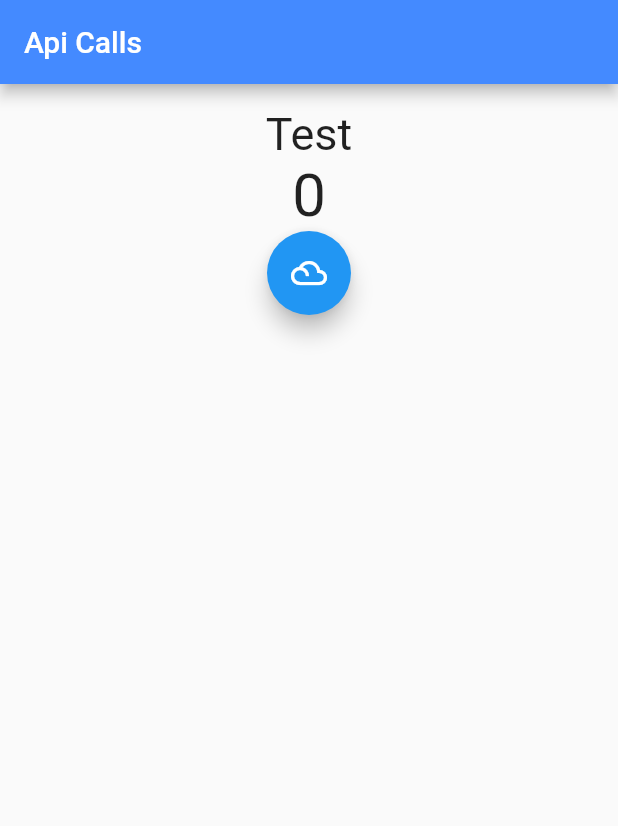
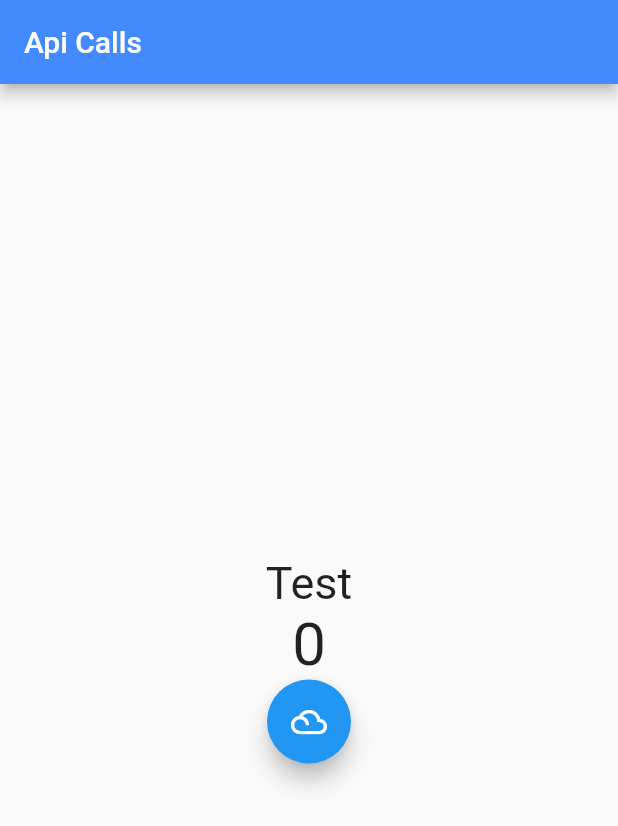
Before and after one commit to osama127001/flutter-apicalls-app, a Flutter app: the screen it shows after launch, on a phone screen of 412 x 824 dp. Shown: the top 826 px of the screen. Run offline on Flutter 3.47's test engine with Material 2 defaults, Android fonts, the phone set to English and light mode, and no system bars.

Commit message:
centering the content

```diff
--- a/lib/apicaller.dart
+++ b/lib/apicaller.dart
@@ -15,8 +15,12 @@ class _HomeState extends State<Home> {
   @override
   Widget build(BuildContext context) {
     return Container(
+      height: double.infinity,
+      width: double.infinity,
       padding: EdgeInsets.all(16),
       child: Column(
+        mainAxisAlignment: MainAxisAlignment.center,
+        crossAxisAlignment: CrossAxisAlignment.center,
         children: <Widget>[
           Text(
             '$_advice',
@@ -43,8 +47,7 @@ class _HomeState extends State<Home> {
     try {
       setLoading(true);
       await _fetchData();
-    }
-    finally {
+    } finally {
       setLoading(false);
     }
   }
```
Also changed, not shown: pubspec.lock.
